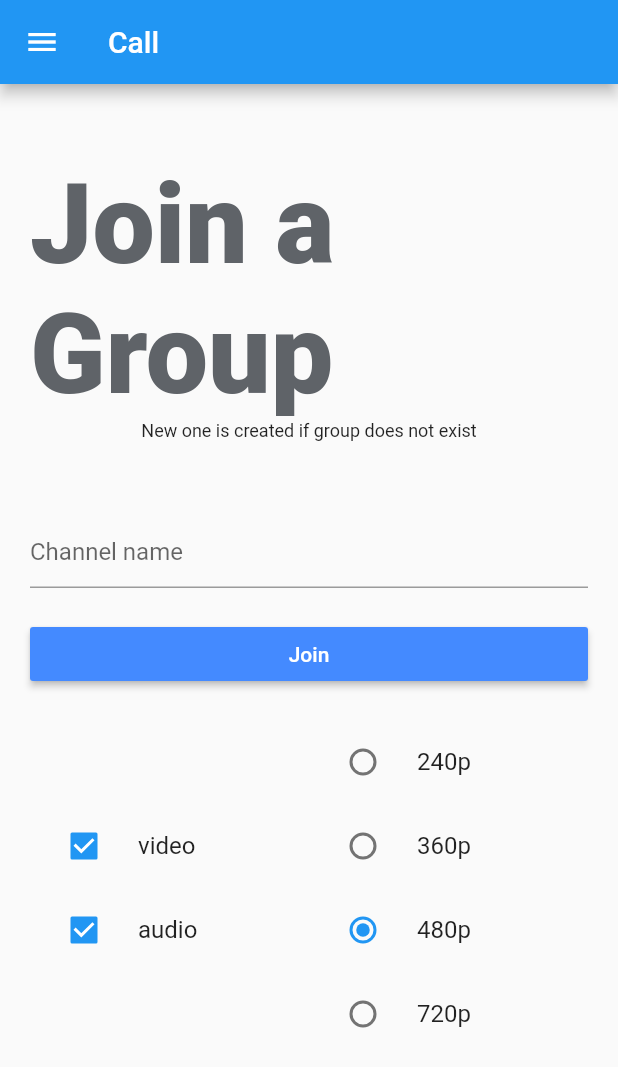
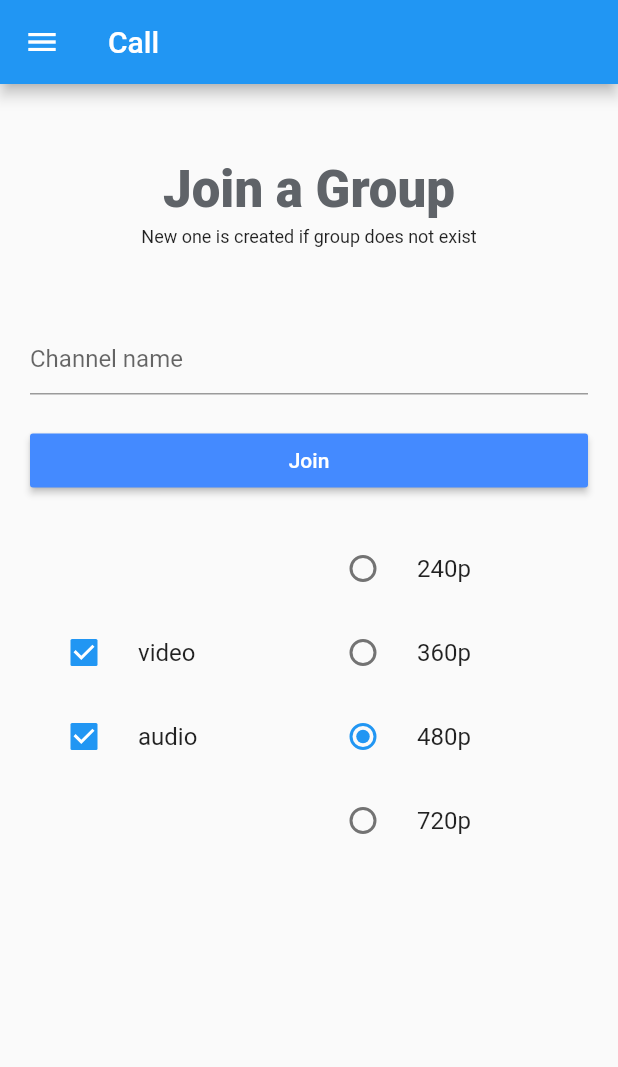
Before and after one commit to BrainyWayne/DSCAgora-Livestream, a Flutter app: the IndexPage screen opened by its route, on a phone screen of 412 x 824 dp. Shown: the top 1067 px of the screen. Run offline on Flutter 3.47's test engine with Material 2 defaults, Android fonts, the light colour scheme and no system bars; our stand-ins replace flutter_swiper; missing offline and left inert: agora_flutter_webrtc.

Commit message:
themes added

```diff
--- a/lib/pages/entry.dart
+++ b/lib/pages/entry.dart
@@ -56,12 +56,13 @@
                       Text(
                         "Join a Group",
                         style: TextStyle(
-                          fontSize: 74.0,
-                          fontWeight: FontWeight.w900,
-                          color: fadedBlack
-                          // fontFamily: "Georgia",
-                        ),
+                            fontSize: 34.0,
+                            fontWeight: FontWeight.w900,
+                            color: fadedBlack
+                            // fontFamily: "Georgia",
+                            ),
                       ),
+                      SizedBox(height: 5),
                       Text(
                         "New one is created if group does not exist",
                         style: TextStyle(
```
